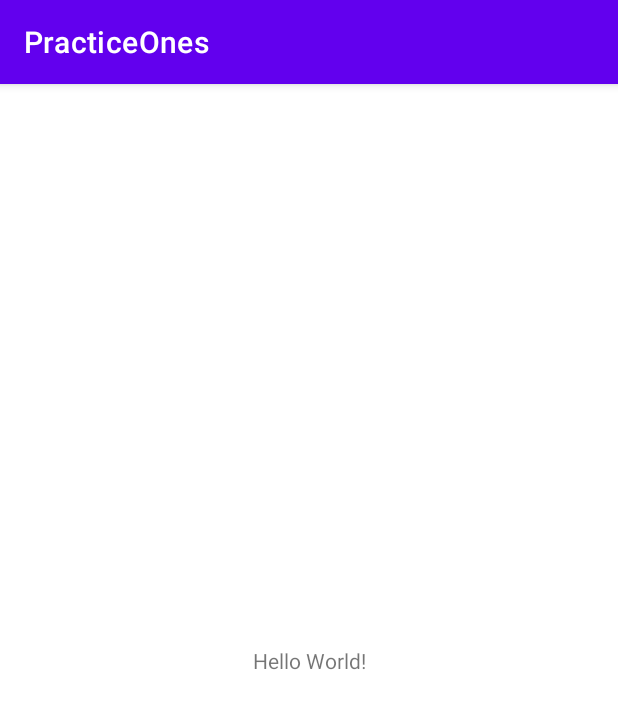
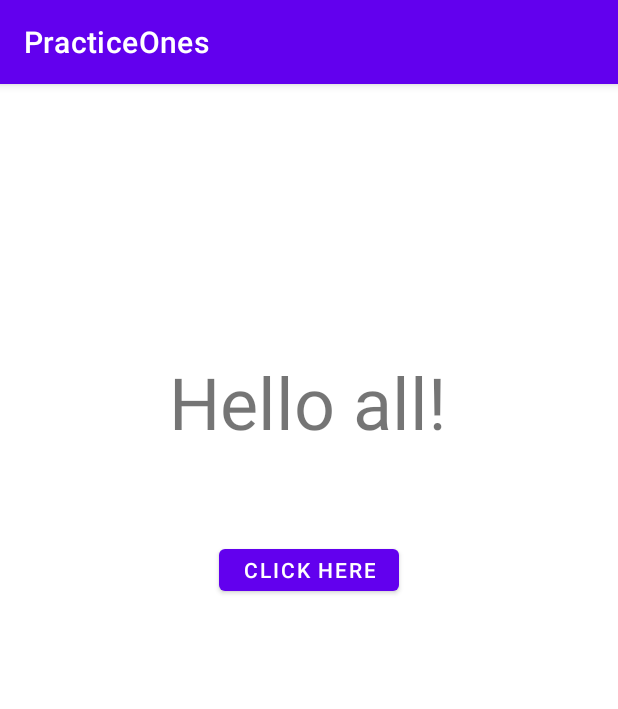
Before and after one commit to nishanthravi22/PracticeOnes, an Android app: the screen it shows after launch (MainActivity), on a phone screen of 412 x 824 dp. Shown: the top 709 px of the screen. Run offline under Robolectric (Android 15) with nearby library versions, the phone set to English and light mode, and no system bars; 3 statements that could not run were skipped.

Commit message:
property configs

```diff
--- a/app/src/main/java/nsquare/practice/app/MainActivity.java
+++ b/app/src/main/java/nsquare/practice/app/MainActivity.java
@@ -3,12 +3,30 @@ package nsquare.practice.app;
 import androidx.appcompat.app.AppCompatActivity;
 
 import android.os.Bundle;
+import android.view.View;
+import android.widget.Button;
+
+import nsquare.practice.app.constants.Constants;
 
 public class MainActivity extends AppCompatActivity {
 
+    Button homeButton=findViewById(R.id.home_click_button);
     @Override
     protected void onCreate(Bundle savedInstanceState) {
         super.onCreate(savedInstanceState);
         setContentView(R.layout.activity_main);
+        Constants.APP_NAME="PracticeOnes";
+
+    }
+
+    @Override
+    protected void onStart() {
+        super.onStart();
+        homeButton.setOnClickListener(new View.OnClickListener() {
+            @Override
+            public void onClick(View view) {
+                homeButton.setText("Welcome to "+ Constants.APP_NAME);
+            }
+        });
     }
 }
--- a/app/src/main/res/layout/activity_main.xml
+++ b/app/src/main/res/layout/activity_main.xml
@@ -6,13 +6,29 @@
     android:layout_height="match_parent"
     tools:context=".MainActivity">
 
+
+
     <TextView
+        android:id="@+id/opening_text"
         android:layout_width="wrap_content"
         android:layout_height="wrap_content"
-        android:text="Hello World!"
+        android:text="Hello all!"
+        android:textSize="@android:dimen/app_icon_size"
         app:layout_constraintBottom_toBottomOf="parent"
         app:layout_constraintEnd_toEndOf="parent"
+        app:layout_constraintHorizontal_bias="0.498"
         app:layout_constraintStart_toStartOf="parent"
-        app:layout_constraintTop_toTopOf="parent" />
+        app:layout_constraintTop_toTopOf="parent"
+        app:layout_constraintVertical_bias="0.255" />
+
+    <Button
+        android:id="@+id/home_click_button"
+        android:layout_width="wrap_content"
+        android:layout_height="40dp"
+        android:layout_marginTop="60dp"
+        app:layout_constraintEnd_toEndOf="parent"
+        app:layout_constraintStart_toStartOf="parent"
+        android:text="@string/click_button"
+        app:layout_constraintTop_toBottomOf="@+id/opening_text" />
 
 </androidx.constraintlayout.widget.ConstraintLayout>
--- a/app/src/main/res/values/strings.xml
+++ b/app/src/main/res/values/strings.xml
@@ -1,3 +1,4 @@
 <resources>
     <string name="app_name">PracticeOnes</string>
+    <string name="click_button">Click Here</string>
 </resources>
```
